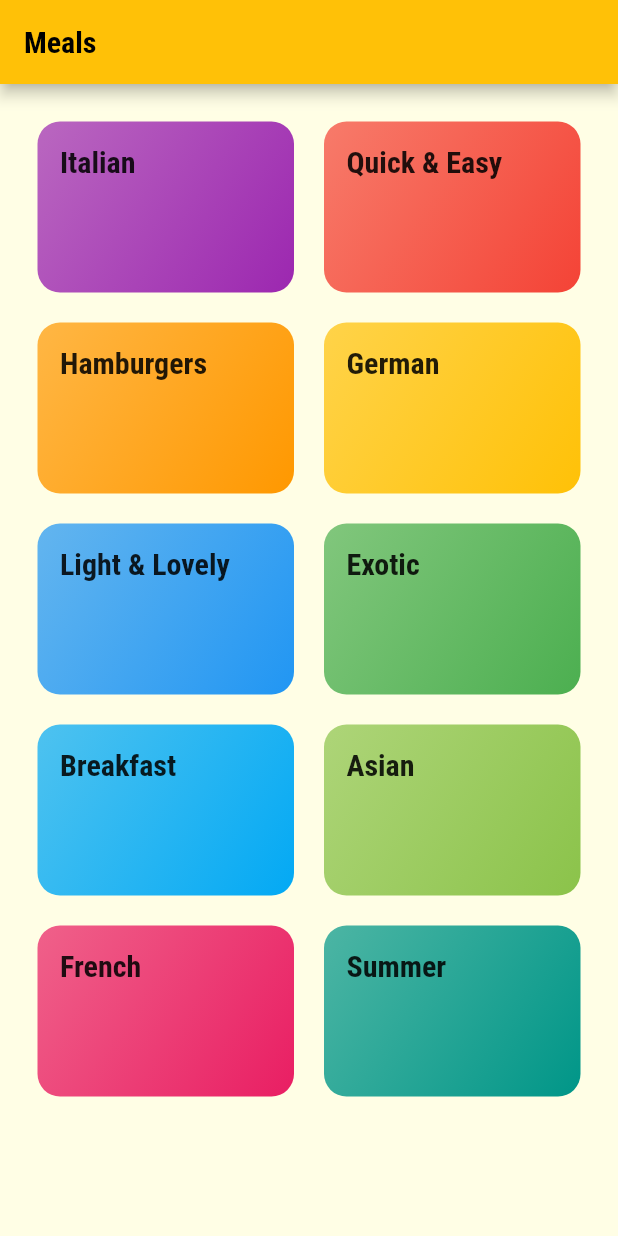
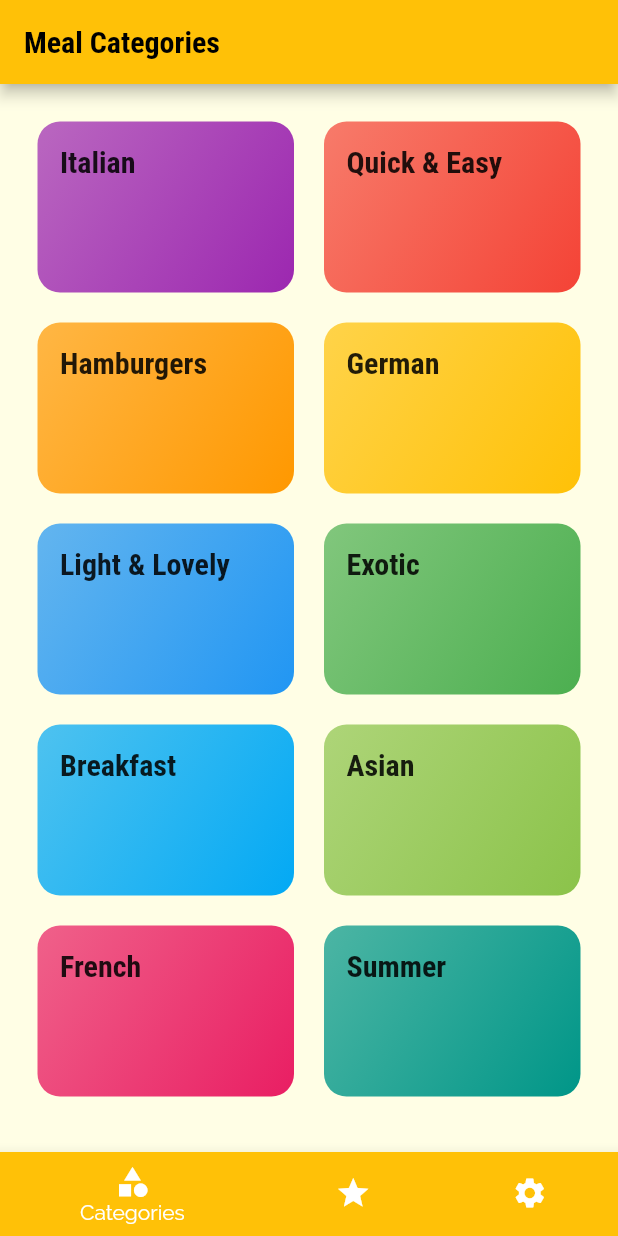
Before and after one commit to whosjorge23/meals_app, a Flutter app: the screen it shows after launch, on a phone screen of 412 x 824 dp. Run offline on Flutter 3.47's test engine with Material 2 defaults, Android fonts, the phone set to English and light mode, and no system bars; missing offline and left inert: dart:ffi.

Commit message:
Add SettingsScreen but in TabsScreen doesn't work

```diff
--- a/lib/categories_screen.dart
+++ b/lib/categories_screen.dart
@@ -8,7 +8,6 @@ class CategoriesScreen extends StatelessWidget {
   @override
   Widget build(BuildContext context) {
     return Scaffold(
-      appBar: AppBar(title: const Text("Meals")),
       body: GridView(
         padding: const EdgeInsets.all(25),
         children: DUMMY_CATEGORIES
--- a/lib/category_meals_screen.dart
+++ b/lib/category_meals_screen.dart
@@ -1,14 +1,16 @@
 import 'package:flutter/material.dart';
 import './data/dummy_data.dart';
+import './models/meal.dart';
 import './widgets/category_meals_screen_widgets/meal_item.dart';
 
 class CategoryMealsScreen extends StatelessWidget {
   static String routeName = '/category-meals';
   // final String categoryId;
   // final String categoryTitle;
-  // const CategoryMealsScreen(
-  //     {Key? key, required this.categoryId, required this.CategoryTitle})
-  //     : super(key: key);
+  final List availableMeals;
+
+  const CategoryMealsScreen({Key? key, required this.availableMeals})
+      : super(key: key);
 
   @override
   Widget build(BuildContext context) {
@@ -17,7 +19,7 @@ class CategoryMealsScreen extends StatelessWidget {
     final categoryTitle = routeArgs['title'].toString();
     final categotyId = routeArgs['id'].toString();
     final categoryColor = routeArgs['color'];
-    final categoryMeals = DUMMY_MEALS.where((meal) {
+    final categoryMeals = availableMeals.where((meal) {
       return meal.categories.contains(categotyId);
     }).toList();
     return Scaffold(
--- a/lib/main.dart
+++ b/lib/main.dart
@@ -1,4 +1,8 @@
 import 'package:flutter/material.dart';
+import './models/meal.dart';
+import './data/dummy_data.dart';
+import './settings_screen.dart';
+import './tabs_screen.dart';
 import './category_meals_screen.dart';
 import './categories_screen.dart';
 import './meal_detail_screen.dart';
@@ -7,8 +11,43 @@ void main() {
   runApp(const MyApp());
 }
 
-class MyApp extends StatelessWidget {
+class MyApp extends StatefulWidget {
   const MyApp({Key? key}) : super(key: key);
+
+  @override
+  State<MyApp> createState() => _MyAppState();
+}
+
+class _MyAppState extends State<MyApp> {
+  Map<String, bool> _filters = {
+    'gluten': false,
+    'lactose': false,
+    'vegan': false,
+    'vegetarian': false,
+  };
+
+  List _availableMeals = DUMMY_MEALS;
+
+  void _setFilters(Map<String, bool> filterData) {
+    setState(() {
+      _filters = filterData;
+      _availableMeals = DUMMY_MEALS.where((meal) {
+        if (_filters['gluten'] != null && !meal.isGlutenFree) {
+          return false;
+        }
+        if (_filters['lactose'] != null && !meal.isLactoseFree) {
+          return false;
+        }
+        if (_filters['vegan'] != null && !meal.isVegan) {
+          return false;
+        }
+        if (_filters['vegetarian'] != null && !meal.isVegetarian) {
+          return false;
+        }
+        return true;
+      }).toList();
+    });
+  }
 
   @override
   Widget build(BuildContext context) {
@@ -35,12 +74,15 @@ class MyApp extends StatelessWidget {
       ),
       // home: const CategoriesScreen(),
       routes: {
-        "/": (context) => CategoriesScreen(),
-        CategoryMealsScreen.routeName: ((context) => CategoryMealsScreen()),
-        MealDetailScreen.routeName: (context) => MealDetailScreen(),
+        "/": (context) => const TabsScreen(),
+        CategoryMealsScreen.routeName: (context) =>
+            CategoryMealsScreen(availableMeals: _availableMeals),
+        MealDetailScreen.routeName: (context) => const MealDetailScreen(),
+        SettingsScreen.routeName: (context) => SettingsScreen(_setFilters),
       },
       onUnknownRoute: (settings) {
-        return MaterialPageRoute(builder: (context) => CategoriesScreen());
+        return MaterialPageRoute(
+            builder: (context) => const CategoriesScreen());
       },
     );
   }
--- a/lib/meal_detail_screen.dart
+++ b/lib/meal_detail_screen.dart
@@ -24,7 +24,7 @@ class MealDetailScreen extends StatelessWidget {
       ),
       margin: const EdgeInsets.all(10),
       padding: const EdgeInsets.all(10),
-      height: 150,
+      height: 250,
       width: 300,
       child: child,
     );
--- /dev/null
+++ b/lib/tabs_screen.dart
@@ -0,0 +1,60 @@
+import 'package:flutter/material.dart';
+import '/settings_screen.dart';
+import './favorite_screen.dart';
+import './categories_screen.dart';
+
+class TabsScreen extends StatefulWidget {
+  const TabsScreen({Key? key}) : super(key: key);
+
+  @override
+  State<TabsScreen> createState() => _TabsScreenState();
+}
+
+class _TabsScreenState extends State<TabsScreen> {
+  final List<Map<String, dynamic>> _pages = [
+    {"page": const CategoriesScreen(), "title": "Meal Categories"},
+    {"page": const FavoriteScreen(), "title": "Favorites"},
+    {"page": const SettingsScreen(null), "title": "Settings"},
+  ];
+  int _selectedPageIndex = 0;
+
+  void _selectPage(int index) {
+    setState(() {
+      _selectedPageIndex = index;
+    });
+  }
+
+  @override
+  Widget build(BuildContext context) {
+    return Scaffold(
+      appBar: AppBar(
+        title: Text(_pages[_selectedPageIndex]['title']),
+      ),
+      body: _pages[_selectedPageIndex]['page'],
+      bottomNavigationBar: BottomNavigationBar(
+        onTap: (currentIdex) => _selectPage(currentIdex),
+        backgroundColor: Colors.amber,
+        selectedItemColor: Colors.white,
+        currentIndex: _selectedPageIndex,
+        type: BottomNavigationBarType.shifting,
+        items: const [
+          BottomNavigationBarItem(
+            backgroundColor: Colors.amber,
+            icon: Icon(Icons.category),
+            label: "Categories",
+          ),
+          BottomNavigationBarItem(
+            backgroundColor: Colors.amber,
+            icon: Icon(Icons.star),
+            label: "Favorites",
+          ),
+          BottomNavigationBarItem(
+            backgroundColor: Colors.amber,
+            icon: Icon(Icons.settings),
+            label: "Settings",
+          ),
+        ],
+      ),
+    );
+  }
+}
```
Also changed, not shown: lib/favorite_screen.dart (added, +12 -0 lines), lib/settings_screen.dart (added, +116 -0 lines).
